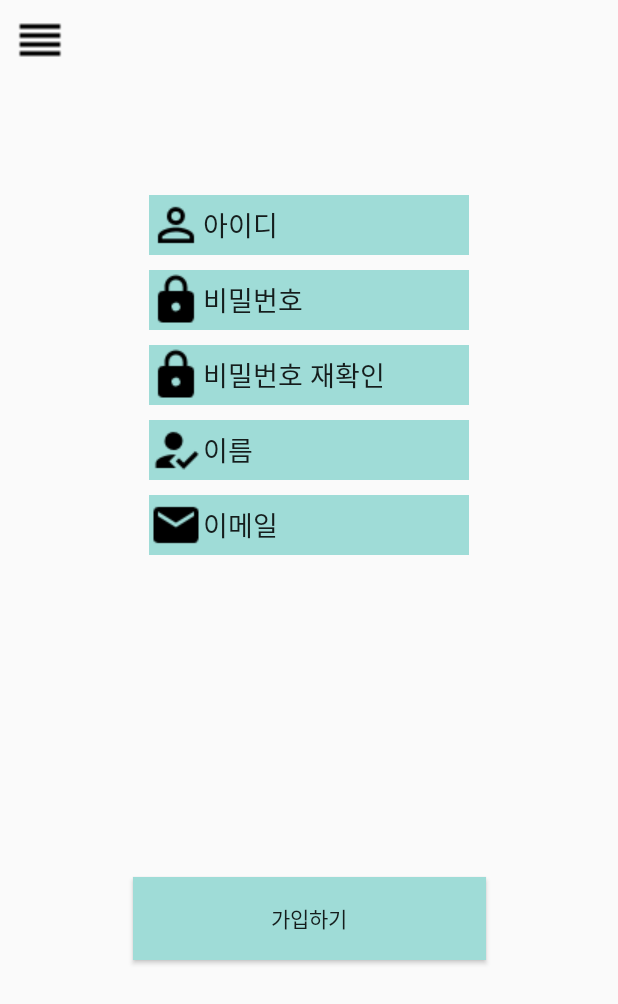
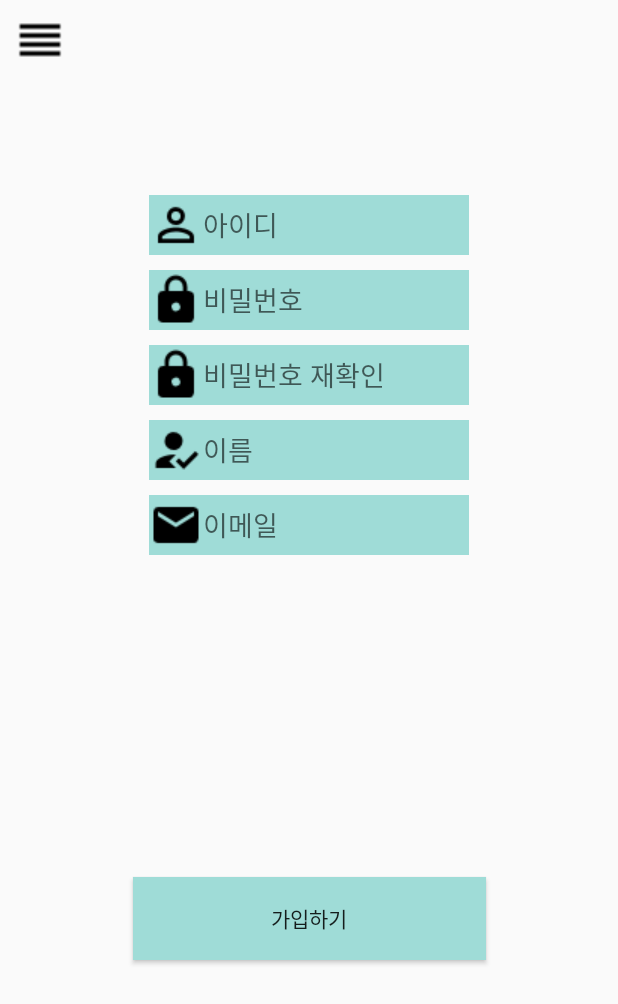
Before and after one commit to TobiDrowsyAlert/Android_APP, an Android app: the screen it shows after launch (signupEvnet), after a tap on "회원가입", on a phone screen of 412 x 824 dp. Shown: the top 1004 px of the screen. Run offline under Robolectric (Android 15) with nearby library versions, the phone set to English and light mode, and no system bars; our stand-ins replace Timber; 1 statement that could not run was skipped.

```diff
--- a/app/src/main/res/layout/activity_camera.xml
+++ b/app/src/main/res/layout/activity_camera.xml
@@ -46,5 +46,11 @@
         android:onClick="onClickReset"
         android:text="리셋" />
 
+    <View
+        android:id="@+id/view1"
+        android:layout_width="match_parent"
+        android:layout_height="214dp"
+        android:background="#673AB7" />
+
 
 </FrameLayout>
--- a/app/src/main/res/layout/sign_up.xml
+++ b/app/src/main/res/layout/sign_up.xml
@@ -27,8 +27,8 @@
         android:drawableStart="@drawable/baseline_perm_identity_black_18dp"
         android:drawableLeft="@drawable/baseline_perm_identity_black_18dp"
         android:ems="10"
+        android:hint="아이디"
         android:inputType="textPersonName"
-        android:text="아이디"
         app:layout_constraintEnd_toEndOf="parent"
         app:layout_constraintStart_toStartOf="parent"
         app:layout_constraintTop_toTopOf="parent" />
@@ -41,8 +41,8 @@
         android:background="@color/colorAccent"
         android:drawableLeft="@drawable/baseline_lock_black_18dp"
         android:ems="10"
+        android:hint="비밀번호"
         android:inputType="textPersonName"
-        android:text="비밀번호"
         app:layout_constraintEnd_toEndOf="@+id/text_ID"
         app:layout_constraintHorizontal_bias="0.0"
         app:layout_constraintStart_toStartOf="@+id/text_ID"
@@ -54,11 +54,12 @@
         android:layout_height="40dp"
         android:layout_marginTop="10dp"
         android:background="@color/colorAccent"
+
         android:drawableStart="@drawable/baseline_lock_black_18dp"
         android:drawableLeft="@drawable/baseline_lock_black_18dp"
         android:ems="10"
         android:inputType="textPersonName"
-        android:text="비밀번호 재확인"
+        android:hint="비밀번호 재확인"
         app:layout_constraintEnd_toEndOf="@+id/text_PW"
         app:layout_constraintHorizontal_bias="0.0"
         app:layout_constraintStart_toStartOf="@+id/text_PW"
@@ -74,7 +75,7 @@
         android:drawableLeft="@drawable/baseline_how_to_reg_black_18dp"
         android:ems="10"
         android:inputType="textPersonName"
-        android:text="이름"
+        android:hint="이름"
         app:layout_constraintEnd_toEndOf="@+id/text_PW2"
         app:layout_constraintStart_toStartOf="@+id/text_PW2"
         app:layout_constraintTop_toBottomOf="@+id/text_PW2" />
@@ -89,7 +90,7 @@
         android:drawableLeft="@drawable/baseline_email_black_18dp"
         android:ems="10"
         android:inputType="textPersonName"
-        android:text="이메일"
+        android:hint="이메일"
         app:layout_constraintEnd_toEndOf="@+id/text_N"
         app:layout_constraintHorizontal_bias="0.0"
         app:layout_constraintStart_toStartOf="@+id/text_N"
```
Also changed, not shown: app/src/main/java/com/tzutalin/dlibtest/CameraActivity.java (+23 -0 lines), app/src/main/java/com/tzutalin/dlibtest/OnGetImageListener.java (+27 -2 lines), app/src/main/java/com/tzutalin/dlibtest/Utility/AlertUtility.java (+6 -1 lines), app/src/main/java/com/tzutalin/dlibtest/Utility/DialogBox.java (+23 -0 lines), app/src/main/java/com/tzutalin/dlibtest/menuEvent.java (+11 -11 lines), app/src/main/java/com/tzutalin/dlibtest/settingEvent.java (added, +56 -0 lines).
